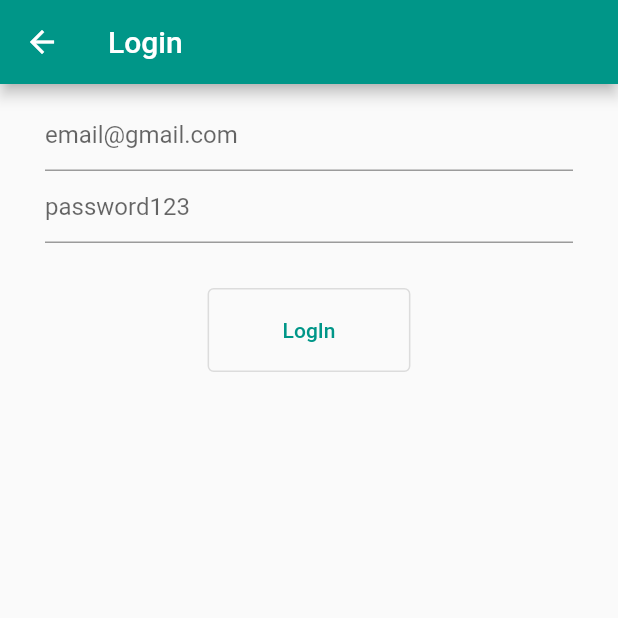
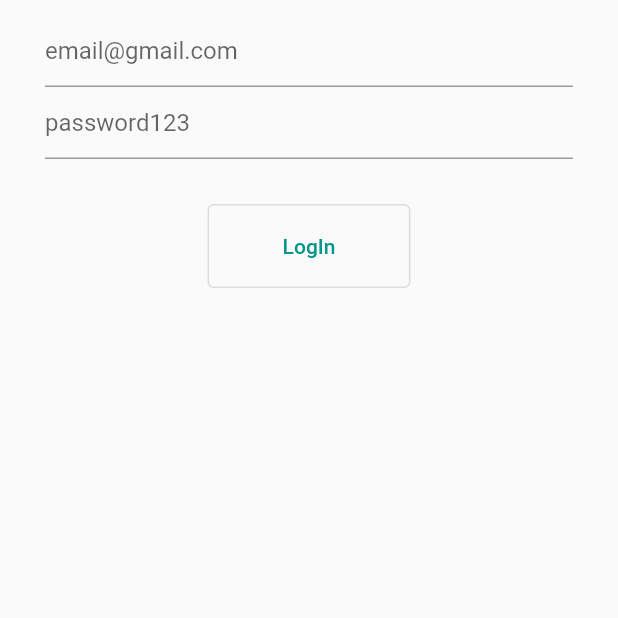
Before and after one commit to mobasaradev/todo_app, a Flutter app: the screen it shows after launch, after a tap on "Have An Account? Login in here", on a phone screen of 412 x 824 dp, the top half of it. Run offline on Flutter 3.47's test engine with Material 2 defaults, Android fonts, the phone set to English and light mode, and no system bars; our stand-ins replace cloud_firestore, firebase_auth, firebase_core; accounts and stored records are empty; network calls fail.

Commit message:
show home page if email is verified

```diff
--- a/lib/pages/homepage.dart
+++ b/lib/pages/homepage.dart
@@ -21,14 +21,10 @@ class HomePage extends StatelessWidget {
             case ConnectionState.done:
               final user = FirebaseAuth.instance.currentUser;
               if (user?.emailVerified ?? false) {
+                return const Text("Done");
               } else {
-                Navigator.of(context).push(
-                  MaterialPageRoute(
-                    builder: (context) => const VerifyEmailView(),
-                  ),
-                );
+                return const VerifyEmailView();
               }
-              return const Text("Done");
             default:
               return const Text("Loading...");
           }
@@ -43,23 +39,17 @@ class VerifyEmailView extends StatelessWidget {
 
   @override
   Widget build(BuildContext context) {
-    return Scaffold(
-      appBar: AppBar(
-        title: const Text("Verify email"),
-      ),
-      body: Column(
+    return Column(
       children: [
         const Text("Please verify your email address."),
         OutlinedButton(
           onPressed: () async {
             final user = FirebaseAuth.instance.currentUser;
-                var userr = user?.sendEmailVerification();
-                print(userr);
             await user?.sendEmailVerification();
           },
-              child: const Text("Send email verification link"))
+          child: const Text("Send email verification link"),
+        )
       ],
-      ),
     );
   }
 }
--- a/lib/pages/login.dart
+++ b/lib/pages/login.dart
@@ -1,8 +1,6 @@
 import 'package:firebase_auth/firebase_auth.dart';
-import 'package:firebase_core/firebase_core.dart';
 import 'package:flutter/material.dart';
 import 'package:todo_app/firebase/auth.dart';
-import 'package:todo_app/firebase_options.dart';
 
 class LoginView extends StatefulWidget {
   const LoginView({super.key});
@@ -26,31 +24,18 @@ class _LoginViewState extends State<LoginView> {
   @override
   Widget build(BuildContext context) {
     return Scaffold(
-      appBar: AppBar(
-        title: const Text("Login"),
-      ),
-      body: FutureBuilder(
-        future: Firebase.initializeApp(
-          options: DefaultFirebaseOptions.currentPlatform,
-        ),
-        builder: (context, snapshot) {
-          switch (snapshot.connectionState) {
-            case ConnectionState.done:
-              return Padding(
-                padding:
-                    const EdgeInsets.symmetric(horizontal: 30, vertical: 10),
+      body: Padding(
+        padding: const EdgeInsets.symmetric(horizontal: 30, vertical: 10),
         child: Column(
           children: [
             TextFormField(
               controller: email,
-                      decoration:
-                          const InputDecoration(hintText: "email@gmail.com"),
+              decoration: const InputDecoration(hintText: "email@gmail.com"),
               keyboardType: TextInputType.emailAddress,
             ),
             TextFormField(
               controller: password,
-                      decoration:
-                          const InputDecoration(hintText: "password123"),
+              decoration: const InputDecoration(hintText: "password123"),
               obscureText: true,
             ),
             const SizedBox(
@@ -86,11 +71,6 @@ class _LoginViewState extends State<LoginView> {
             ),
           ],
         ),
-              );
-            default:
-              return const Text("Loading...");
-          }
-        },
       ),
     );
   }
--- a/lib/pages/register.dart
+++ b/lib/pages/register.dart
@@ -1,8 +1,6 @@
 import 'package:firebase_auth/firebase_auth.dart';
-import 'package:firebase_core/firebase_core.dart';
 import 'package:flutter/material.dart';
 import 'package:todo_app/firebase/auth.dart';
-import 'package:todo_app/firebase_options.dart';
 import 'package:todo_app/pages/login.dart';
 
 class RegisterView extends StatefulWidget {
@@ -27,31 +25,18 @@ class _RegisterViewState extends State<RegisterView> {
   @override
   Widget build(BuildContext context) {
     return Scaffold(
-      appBar: AppBar(
-        title: const Text("Register"),
-      ),
-      body: FutureBuilder(
-        future: Firebase.initializeApp(
-          options: DefaultFirebaseOptions.currentPlatform,
-        ),
-        builder: (context, snapshot) {
-          switch (snapshot.connectionState) {
-            case ConnectionState.done:
-              return Padding(
-                padding:
-                    const EdgeInsets.symmetric(horizontal: 30, vertical: 10),
+      body: Padding(
+        padding: const EdgeInsets.symmetric(horizontal: 30, vertical: 10),
         child: Column(
           children: [
             TextFormField(
               controller: email,
-                      decoration:
-                          const InputDecoration(hintText: "john320@gmail.com"),
+              decoration: const InputDecoration(hintText: "john320@gmail.com"),
               keyboardType: TextInputType.emailAddress,
             ),
             TextFormField(
               controller: password,
-                      decoration:
-                          const InputDecoration(hintText: "password320"),
+              decoration: const InputDecoration(hintText: "password320"),
               obscureText: true,
             ),
             const SizedBox(
@@ -92,17 +77,14 @@ class _RegisterViewState extends State<RegisterView> {
                 Navigator.push(
                   context,
                   MaterialPageRoute(
-                                builder: (context) => const LoginView()));
+                    builder: (context) => const LoginView(),
+                  ),
+                );
               },
               child: const Text("Have An Account? Login in here"),
             )
           ],
         ),
-              );
-            default:
-              return const Text("Loading...");
-          }
-        },
       ),
     );
   }
```
Lines whose indentation alone changed are shown as unchanged.
